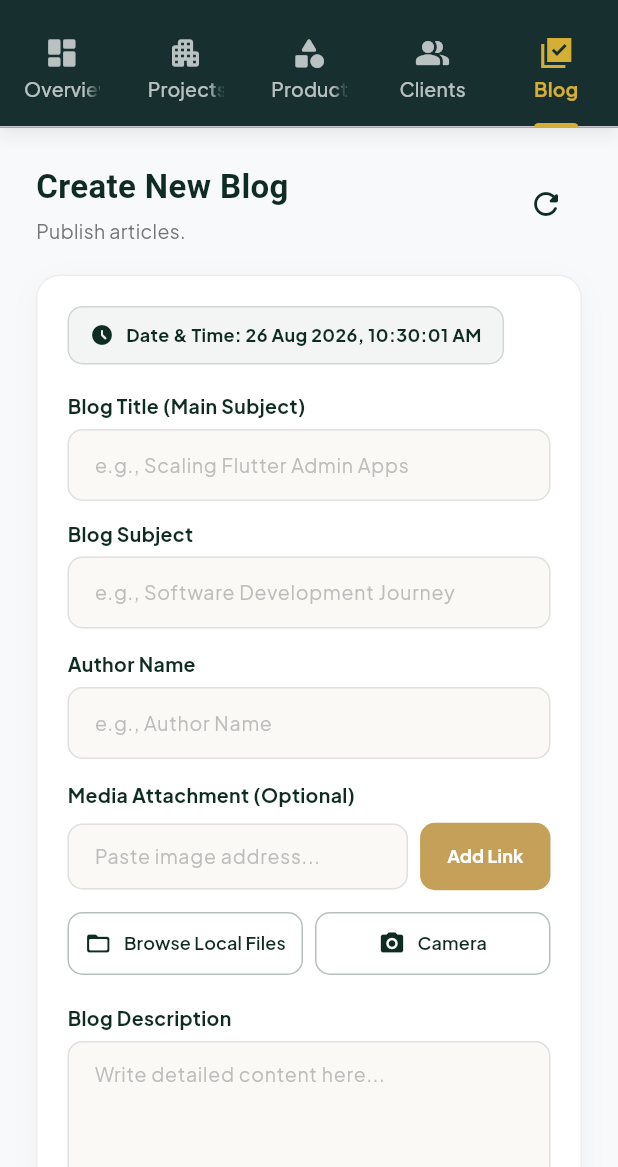
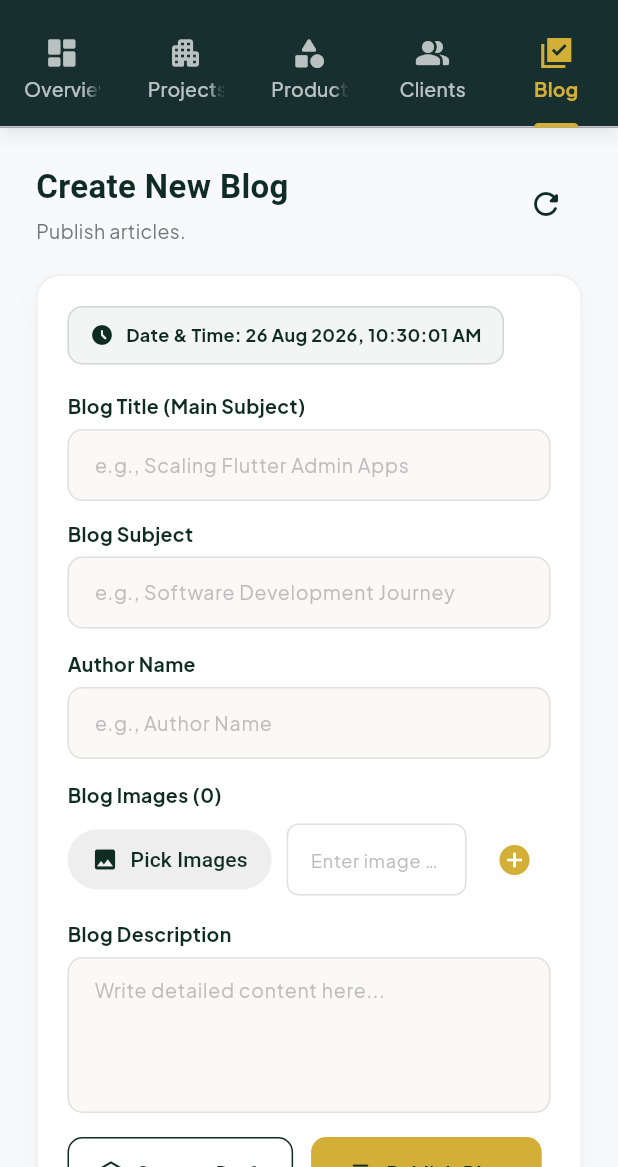
Before and after one commit to shubh685/bindu_decor_admin, a Flutter app: the AdminDashboard screen opened directly, tab 5 chosen, on a phone screen of 412 x 824 dp, the part 69-1236 px from its top. Run offline on Flutter 3.47's test engine with Material 3 defaults, Android fonts, the phone set to English and light mode, and no system bars; our stand-ins replace file_picker, google_fonts, image_picker, permission_handler, shared_preferences; accounts and stored records are empty; network calls fail; Roboto replaces fonts that are missing (Aleo).

Commit message:
updated code

```diff
--- /dev/null
+++ b/devtools_options.yaml
@@ -0,0 +1,3 @@
+description: This file stores settings for Dart & Flutter DevTools.
+documentation: https://docs.flutter.dev/tools/devtools/extensions#configure-extension-enablement-states
+extensions:
--- a/lib/AdminDashboard.dart
+++ b/lib/AdminDashboard.dart
@@ -169,6 +169,7 @@ Widget _imageFallback() {
   return Container(
     color: Colors.grey.shade200,
     child: Center(
+      child: SingleChildScrollView(
         child: Column(
           mainAxisSize: MainAxisSize.min,
           children: [
@@ -176,6 +177,7 @@ Widget _imageFallback() {
             const SizedBox(height: 6),
             Text('Image not found', style: TextStyle(fontSize: 10, color: Colors.grey.shade600)),
           ],
+        ),
       ),
     ),
   );
--- a/lib/Blogs.dart
+++ b/lib/Blogs.dart
@@ -1,9 +1,11 @@
 import 'dart:async';
 import 'dart:convert';
+import 'dart:io';
 import 'package:flutter/material.dart';
 import 'package:google_fonts/google_fonts.dart';
 import 'package:http/http.dart' as http;
 import 'package:intl/intl.dart';
+import 'package:image_picker/image_picker.dart';
 
 import 'AdminDashboard.dart';
 import 'Helper_class.dart';
@@ -41,23 +43,22 @@ class _BlogsState extends State<Blogs> with AutomaticKeepAliveClientMixin {
   List<MediaItem> _selectedPhotos = [];
   BlogItem? _editingBlog;
   bool _isLoading = false;
+  bool _isSaving = false;
 
   Timer? _timer;
   final ValueNotifier<DateTime> _liveTimeNotifier = ValueNotifier<DateTime>(DateTime.now());
 
   @override
-  bool get wantKeepAlive => true; // Keeps state alive across parent tab switches
+  bool get wantKeepAlive => true;
 
   @override
   void initState() {
     super.initState();
 
-    // Fetch initial data only if memory store is empty
     if (BlogDataStore.blogs.isEmpty) {
       _fetchBlogsFromApi();
     }
 
-    // Isolated live timer updates without calling setState()
     _timer = Timer.periodic(const Duration(seconds: 1), (_) {
       _liveTimeNotifier.value = DateTime.now();
     });
@@ -75,7 +76,6 @@ class _BlogsState extends State<Blogs> with AutomaticKeepAliveClientMixin {
     super.dispose();
   }
 
-  // Fetch All Blogs from PHP API safely
   Future<void> _fetchBlogsFromApi({bool forceRefresh = false}) async {
     if (_isLoading) return;
 
@@ -119,6 +119,8 @@ class _BlogsState extends State<Blogs> with AutomaticKeepAliveClientMixin {
 
   // Save/Update API Operations
   Future<void> _saveBlog(String status) async {
+    if (_isSaving) return;
+
     if (!(_formKey.currentState?.validate() ?? false)) return;
 
     if (_selectedPhotos.isEmpty) {
@@ -130,15 +132,13 @@ class _BlogsState extends State<Blogs> with AutomaticKeepAliveClientMixin {
       return;
     }
 
-    setState(() => _isLoading = true);
+    setState(() => _isSaving = true);
 
     try {
       final uri = Uri.parse(_apiEndpoint);
       final request = http.MultipartRequest('POST', uri);
 
-      // ------------------------------------------------
       // BASIC BLOG FIELDS
-      // ------------------------------------------------
       request.fields['title'] = _titleController.text.trim();
       request.fields['subject'] = _subjectController.text.trim();
       request.fields['description'] = _descriptionController.text.trim();
@@ -150,9 +150,7 @@ class _BlogsState extends State<Blogs> with AutomaticKeepAliveClientMixin {
         request.fields['_method'] = 'PUT';
       }
 
-      // ------------------------------------------------
-      // MEDIA HANDLING (FILES & URLS)
-      // ------------------------------------------------
+      // MEDIA HANDLING
       int uploadIndex = 0;
 
       for (final media in _selectedPhotos) {
@@ -173,6 +171,13 @@ class _BlogsState extends State<Blogs> with AutomaticKeepAliveClientMixin {
         }
         // CASE 2: EXTERNAL HTTP / HTTPS URL
         else if (media.url != null && media.url!.trim().isNotEmpty) {
+          // Only send external URLs that are not local
+          if (media.url!.contains('http://192.168.1.4') ||
+              media.url!.contains('http://localhost') ||
+              media.url!.contains('image.php')) {
+            // Skip local URLs - they will be handled by the existing photos
+            continue;
+          }
           request.fields['external_urls[]'] = media.url!.trim();
         }
       }
@@ -222,12 +227,11 @@ class _BlogsState extends State<Blogs> with AutomaticKeepAliveClientMixin {
       }
     } finally {
       if (mounted) {
-        setState(() => _isLoading = false);
+        setState(() => _isSaving = false);
       }
     }
   }
 
-  // Delete API Operation
   Future<void> _deleteBlog(String id) async {
     try {
       final response = await http.delete(Uri.parse("$_apiEndpoint?id=$id"));
@@ -254,6 +258,28 @@ class _BlogsState extends State<Blogs> with AutomaticKeepAliveClientMixin {
       _authorController.text = blog.authorName;
       _selectedPhotos = blog.photos.map((p) => MediaItem(url: p)).toList();
     });
+  }
+
+  Future<void> _pickImages() async {
+    final ImagePicker picker = ImagePicker();
+    final List<XFile> images = await picker.pickMultiImage(
+      imageQuality: 80,
+    );
+
+    if (images.isNotEmpty) {
+      final List<MediaItem> newItems = [];
+      for (var img in images) {
+        final bytes = await img.readAsBytes();
+        newItems.add(MediaItem(
+          bytes: bytes,
+          fileName: img.name,
+        ));
+      }
+
+      setState(() {
+        _selectedPhotos.addAll(newItems);
+      });
+    }
   }
 
   @override
@@ -292,8 +318,10 @@ class _BlogsState extends State<Blogs> with AutomaticKeepAliveClientMixin {
                 Row(
                   children: [
                     IconButton(
-                      onPressed: () => _fetchBlogsFromApi(forceRefresh: true),
-                      icon: const Icon(Icons.refresh_rounded),
+                      onPressed: _isLoading ? null : () => _fetchBlogsFromApi(forceRefresh: true),
+                      icon: _isLoading
+                          ? const SizedBox(width: 20, height: 20, child: CircularProgressIndicator(strokeWidth: 2))
+                          : const Icon(Icons.refresh_rounded),
                       color: AdminTheme.primaryDark,
                       tooltip: "Refresh List",
                     ),
@@ -422,30 +450,7 @@ class _BlogsState extends State<Blogs> with AutomaticKeepAliveClientMixin {
                     const SizedBox(height: 14),
 
                     // Media Picker Component
-                    MediaPickerWidget(
-                      mediaList: _selectedPhotos,
-                      webUrlController: _webUrlController,
-                      onAddWebUrl: () {
-                        if (_webUrlController.text.trim().isNotEmpty) {
-                          setState(() {
-                            _selectedPhotos.add(
-                              MediaItem(url: _webUrlController.text.trim()),
-                            );
-                            _webUrlController.clear();
-                          });
-                        }
-                      },
-                      onMediaAdded: (newItems) {
-                        setState(() {
-                          _selectedPhotos.addAll(newItems);
-                        });
-                      },
-                      onRemoveMedia: (index) {
-                        setState(() {
-                          _selectedPhotos.removeAt(index);
-                        });
-                      },
-                    ),
+                    _buildMediaPicker(),
                     const SizedBox(height: 16),
 
                     // Description
@@ -469,8 +474,10 @@ class _BlogsState extends State<Blogs> with AutomaticKeepAliveClientMixin {
                       runSpacing: 12,
                       children: [
                         OutlinedButton.icon(
-                          onPressed: () => _saveBlog('Draft'),
-                          icon: const Icon(Icons.drafts_outlined, size: 18),
+                          onPressed: _isSaving ? null : () => _saveBlog('Draft'),
+                          icon: _isSaving
+                              ? const SizedBox(width: 18, height: 18, child: CircularProgressIndicator(strokeWidth: 2))
+                              : const Icon(Icons.drafts_outlined, size: 18),
                           label: const Text("Save as Draft"),
                           style: OutlinedButton.styleFrom(
                             foregroundColor: AdminTheme.primaryDark,
@@ -485,8 +492,10 @@ class _BlogsState extends State<Blogs> with AutomaticKeepAliveClientMixin {
                           ),
                         ),
                         ElevatedButton.icon(
-                          onPressed: () => _saveBlog('Published'),
-                          icon: const Icon(Icons.publish_rounded, size: 18),
+                          onPressed: _isSaving ? null : () => _saveBlog('Published'),
+                          icon: _isSaving
+                              ? const SizedBox(width: 18, height: 18, child: CircularProgressIndicator(strokeWidth: 2))
+                              : const Icon(Icons.publish_rounded, size: 18),
                           label: Text(
                             _editingBlog != null
                                 ? "Update & Publish"
@@ -647,6 +656,148 @@ class _BlogsState extends State<Blogs> with AutomaticKeepAliveClientMixin {
     );
   }
 
+  Widget _buildMediaPicker() {
+    return Column(
+      crossAxisAlignment: CrossAxisAlignment.start,
+      children: [
+        Text(
+          "Blog Images (${_selectedPhotos.length})",
+          style: GoogleFonts.plusJakartaSans(
+            fontSize: 13,
+            fontWeight: FontWeight.bold,
+            color: AdminTheme.primaryDark,
+          ),
+        ),
+        const SizedBox(height: 10),
+
+        // Display selected images
+        if (_selectedPhotos.isNotEmpty)
+          Container(
+            height: 100,
+            padding: const EdgeInsets.symmetric(vertical: 8),
+            child: ListView.builder(
+              scrollDirection: Axis.horizontal,
+              itemCount: _selectedPhotos.length,
+              itemBuilder: (context, index) {
+                return Container(
+                  width: 100,
+                  margin: const EdgeInsets.only(right: 8),
+                  decoration: BoxDecoration(
+                    borderRadius: BorderRadius.circular(8),
+                    border: Border.all(color: Colors.grey.shade300),
+                  ),
+                  child: Stack(
+                    children: [
+                      ClipRRect(
+                        borderRadius: BorderRadius.circular(8),
+                        child: buildUniversalImage(
+                          _selectedPhotos[index],
+                          fit: BoxFit.cover,
+                          width: 100,
+                          height: 100,
+                        ),
+                      ),
+                      Positioned(
+                        top: 4,
+                        right: 4,
+                        child: GestureDetector(
+                          onTap: () {
+                            setState(() {
+                              _selectedPhotos.removeAt(index);
+                            });
+                          },
+                          child: Container(
+                            padding: const EdgeInsets.all(2),
+                            decoration: BoxDecoration(
+                              color: Colors.redAccent,
+                              shape: BoxShape.circle,
+                            ),
+                            child: const Icon(
+                              Icons.close,
+                              size: 16,
+                              color: Colors.white,
+                            ),
+                          ),
+                        ),
+                      ),
+                    ],
+                  ),
+                );
+              },
+            ),
+          ),
+
+        // Add image buttons
+        Row(
+          children: [
+            ElevatedButton.icon(
+              onPressed: _pickImages,
+              icon: const Icon(Icons.image, size: 18),
+              label: const Text("Pick Images"),
+              style: ElevatedButton.styleFrom(
+                backgroundColor: Colors.grey.shade200,
+                foregroundColor: AdminTheme.primaryDark,
+                elevation: 0,
+                padding: const EdgeInsets.symmetric(horizontal: 16, vertical: 10),
+              ),
+            ),
+            const SizedBox(width: 10),
+            Expanded(
+              child: Row(
+                children: [
+                  Expanded(
+                    child: TextFormField(
+                      controller: _webUrlController,
+                      decoration: InputDecoration(
+                        hintText: "Enter image URL",
+                        hintStyle: GoogleFonts.plusJakartaSans(
+                          fontSize: 12,
+                          color: Colors.grey.shade400,
+                        ),
+                        contentPadding: const EdgeInsets.symmetric(
+                          horizontal: 12,
+                          vertical: 8,
+                        ),
+                        border: OutlineInputBorder(
+                          borderRadius: BorderRadius.circular(8),
+                          borderSide: BorderSide(color: Colors.grey.shade300),
+                        ),
+                        enabledBorder: OutlineInputBorder(
+                          borderRadius: BorderRadius.circular(8),
+                          borderSide: BorderSide(color: Colors.grey.shade300),
+                        ),
+                        focusedBorder: OutlineInputBorder(
+                          borderRadius: BorderRadius.circular(8),
+                          borderSide: const BorderSide(
+                            color: AdminTheme.primaryAccent,
+                          ),
+                        ),
+                      ),
+                    ),
+                  ),
+                  const SizedBox(width: 8),
+                  IconButton(
+                    onPressed: () {
+                      if (_webUrlController.text.trim().isNotEmpty) {
+                        setState(() {
+                          _selectedPhotos.add(
+                            MediaItem(url: _webUrlController.text.trim()),
+                          );
+                          _webUrlController.clear();
+                        });
+                      }
+                    },
+                    icon: const Icon(Icons.add_circle, color: AdminTheme.primaryAccent),
+                  ),
+                ],
+              ),
+            ),
+          ],
+        ),
+      ],
+    );
+  }
+
   Widget _buildSummaryCard(BlogItem blog) {
     final formattedDate = blog.createdAt != null
         ? DateFormat('dd MMM yyyy, hh:mm:ss a').format(blog.createdAt!)
```
Also changed, not shown: lib/Helper_class.dart (+15 -14 lines), lib/Safe_Net_img.dart (+26 -10 lines). Lines whose indentation alone changed are shown as unchanged.
